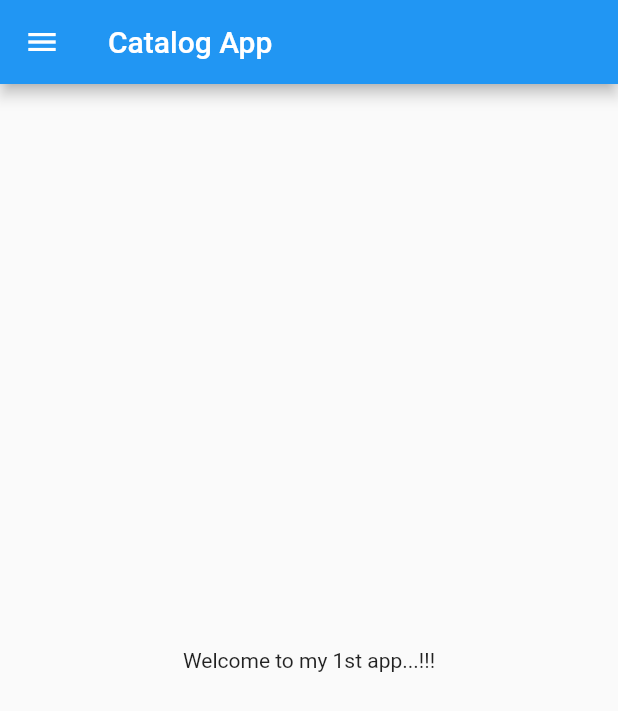
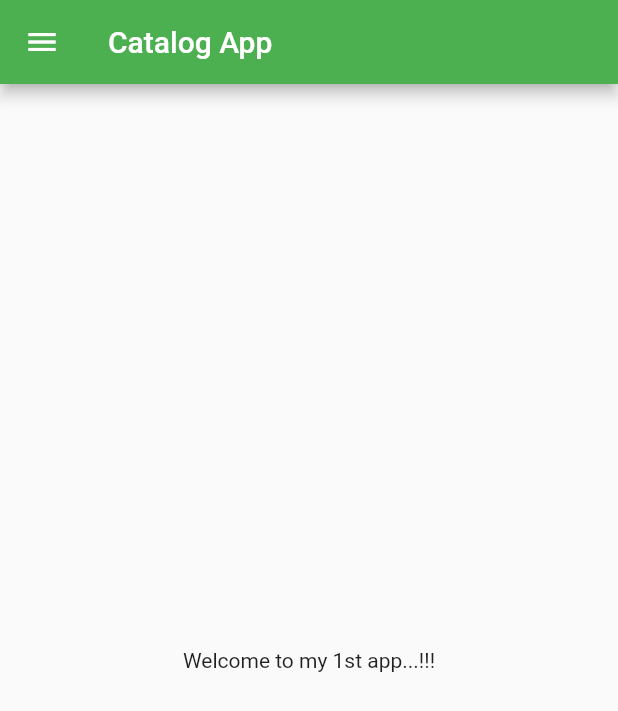
Before and after one commit to SUSHANT-0210/30DaysOfFlutter, a Flutter app: the screen it shows after launch, on a phone screen of 412 x 824 dp. Shown: the top 711 px of the screen. Run offline on Flutter 3.47's test engine with Material 2 defaults, Android fonts, the phone set to English and light mode, and no system bars.

Commit message:
Day3 completed

```diff
--- a/lib/main.dart
+++ b/lib/main.dart
@@ -1,12 +1,12 @@
 import 'package:flutter/material.dart';
-import 'dart:ui' as ui;
-import 'home_page.dart';
+import 'package:flutter_catalog/pages/login_page.dart';
 
-import 'package:flutter_catalog/home_page.dart';
+import 'pages/home_page.dart';
+
+import 'package:flutter_catalog/pages/home_page.dart';
 
 void main() {
   runApp(MyApp());
-
 }
 
 class MyApp extends StatelessWidget {
@@ -15,7 +15,11 @@ class MyApp extends StatelessWidget {
   @override
   Widget build(BuildContext context) {
     return MaterialApp(
-      home: HomePage(),
+      themeMode: ThemeMode.light,
+      theme: ThemeData(primarySwatch: Colors.green),
+      darkTheme: ThemeData(brightness: Brightness.dark),
+      initialRoute: "/home",
+      routes: {"/": (context) => LoginPage(), "/home": (context) => HomePage()},
     );
   }
 }
--- a/lib/home_page.dart
+++ b/lib/pages/home_page.dart
@@ -1,5 +1,3 @@
-import 'dart:html';
-
 import 'package:flutter/material.dart';
 
 class HomePage extends StatelessWidget {
```
Also changed, not shown: lib/pages/login_page.dart (added, +21 -0 lines).
